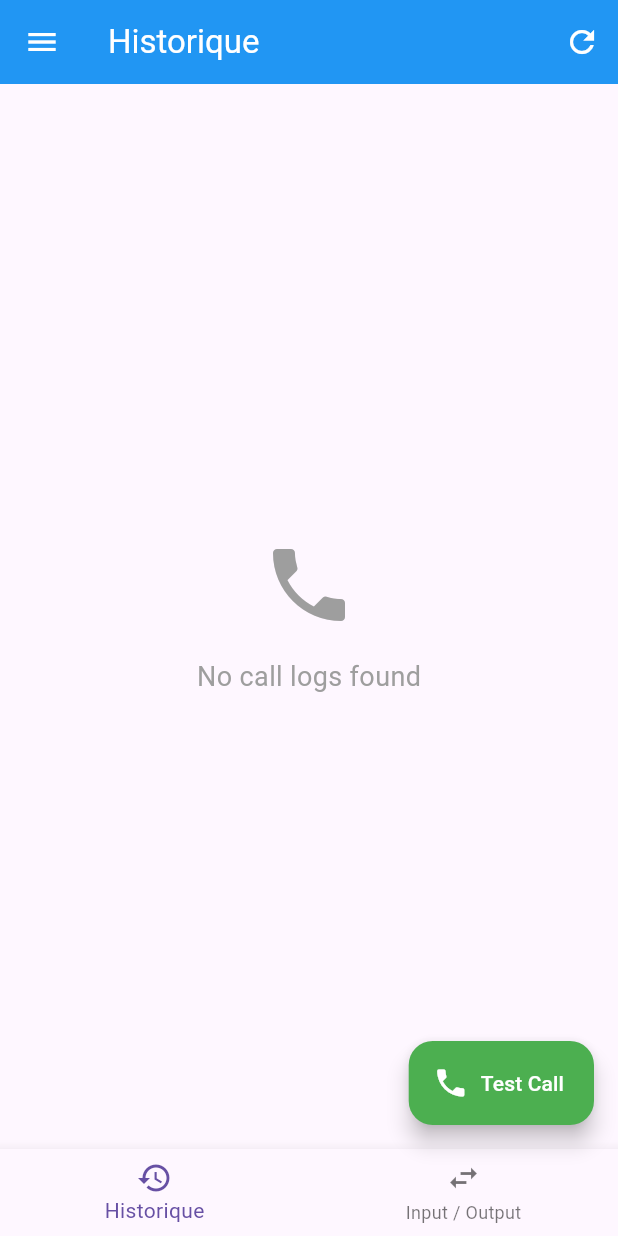
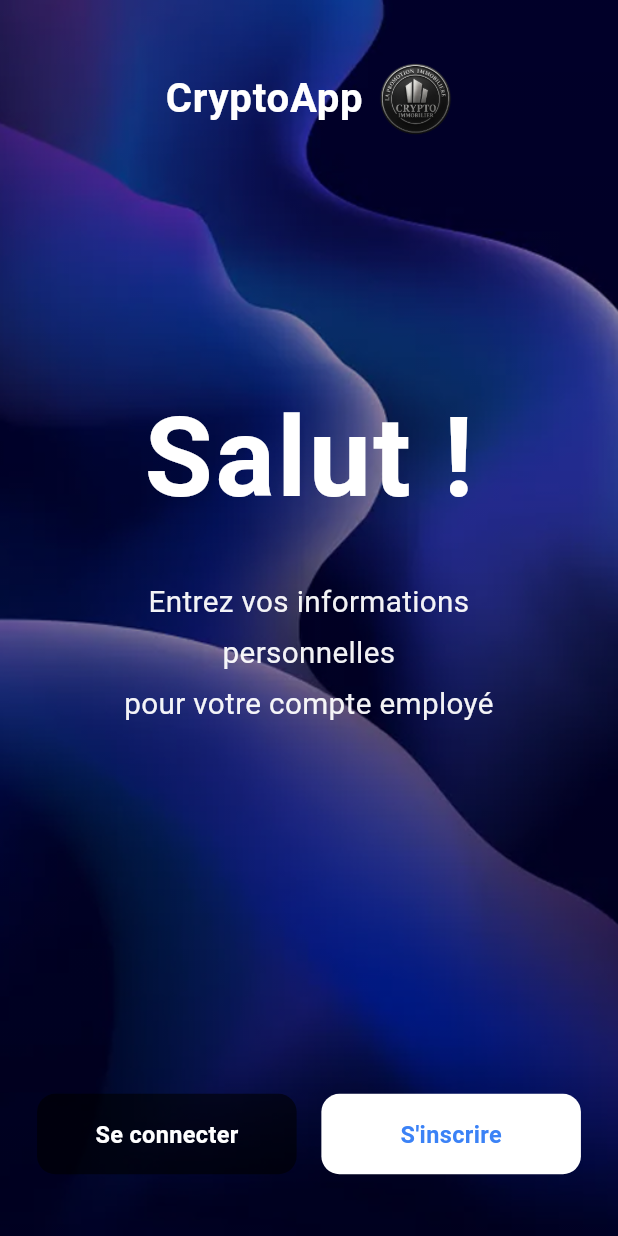
Before and after one commit to Sauzxa/CryptoApp, a Flutter app: the screen it shows after launch, on a phone screen of 412 x 824 dp. Run offline on Flutter 3.47's test engine with Material 3 defaults, Android fonts, the phone set to English and light mode, and no system bars; our stand-ins replace permission_handler; missing offline and left inert: call_log.

Commit message:
welcome screen done

```diff
--- a/lib/main.dart
+++ b/lib/main.dart
@@ -1,5 +1,5 @@
 import 'package:flutter/material.dart';
-import 'call_log_test_page.dart';
+import 'onboarding/welcomeScreen.dart';
 
 void main() {
   runApp(const MyApp());
@@ -15,8 +15,11 @@ class MyApp extends StatelessWidget {
     return MaterialApp(
       debugShowCheckedModeBanner: false,
       title: 'Crypto Immobilier',
-      theme: ThemeData(primarySwatch: Colors.blue),
-      home: const CallLogTestPage(),
+      theme: ThemeData(
+        primarySwatch: Colors.blue,
+        fontFamily: 'Roboto', // Modern font
+      ),
+      home: const WelcomeScreen(),
     );
   }
 }
--- /dev/null
+++ b/lib/onboarding/welcomeScreen.dart
@@ -0,0 +1,203 @@
+import 'package:flutter/material.dart';
+
+class WelcomeScreen extends StatelessWidget {
+  const WelcomeScreen({super.key});
+
+  @override
+  Widget build(BuildContext context) {
+    // Get screen dimensions for responsive design
+    final Size screenSize = MediaQuery.of(context).size;
+    final double screenHeight = screenSize.height;
+    final double screenWidth = screenSize.width;
+
+    // Responsive sizing
+    final double titleFontSize =
+        screenWidth * 0.18; // ~18% of screen width - bigger
+    final double subtitleFontSize =
+        screenWidth * 0.048; // ~4.8% of screen width - bigger
+    final double buttonFontSize = screenWidth * 0.038; // ~3.8% of screen width
+    final double horizontalPadding = screenWidth * 0.06; // 6% padding
+
+    return Scaffold(
+      body: Stack(
+        children: [
+          // Background image
+          Positioned.fill(
+            child: Image.asset(
+              'lib/assets/CryptoBackground.png',
+              fit: BoxFit.cover,
+            ),
+          ),
+
+          // Dark overlay for better text visibility
+          Positioned.fill(
+            child: Container(
+              decoration: BoxDecoration(
+                gradient: LinearGradient(
+                  begin: Alignment.topCenter,
+                  end: Alignment.bottomCenter,
+                  colors: [
+                    Colors.black.withOpacity(0.3),
+                    Colors.black.withOpacity(0.5),
+                  ],
+                ),
+              ),
+            ),
+          ),
+
+          // Content
+          SafeArea(
+            child: Padding(
+              padding: EdgeInsets.symmetric(horizontal: horizontalPadding),
+              child: Column(
+                children: [
+                  // Top spacing - increased to move header down
+                  SizedBox(height: screenHeight * 0.05),
+
+                  // Top bar with CryptoApp text and logo - centered
+                  Row(
+                    mainAxisAlignment: MainAxisAlignment.center,
+                    crossAxisAlignment: CrossAxisAlignment.center,
+                    children: [
+                      // "CryptoApp" text - bigger
+                      Text(
+                        'CryptoApp',
+                        style: TextStyle(
+                          fontSize: screenWidth * 0.065,
+                          fontWeight: FontWeight.bold,
+                          color: Colors.white,
+                          letterSpacing: 0.5,
+                        ),
+                      ),
+
+                      SizedBox(width: screenWidth * 0.025),
+
+                      // Logo next to text - bigger
+                      Image.asset(
+                        'lib/assets/CryptoLogo.png',
+                        height: screenHeight * 0.06,
+                        width: screenHeight * 0.06,
+                        fit: BoxFit.contain,
+                      ),
+                    ],
+                  ),
+
+                  // Flexible spacer to center content vertically
+                  const Spacer(flex: 2),
+
+                  // Main title "Salut !"
+                  Text(
+                    'Salut !',
+                    style: TextStyle(
+                      fontSize: titleFontSize,
+                      fontWeight: FontWeight.bold,
+                      color: Colors.white,
+                      letterSpacing: 1.5,
+                    ),
+                  ),
+
+                  // Spacing between title and subtitle
+                  SizedBox(height: screenHeight * 0.03),
+
+                  // Subtitle
+                  Padding(
+                    padding: EdgeInsets.symmetric(
+                      horizontal: screenWidth * 0.06,
+                    ),
+                    child: Text(
+                      'Entrez vos informations personnelles\npour votre compte employé',
+                      textAlign: TextAlign.center,
+                      style: TextStyle(
+                        fontSize: subtitleFontSize,
+                        color: Colors.white.withOpacity(0.95),
+                        height: 1.7,
+                        fontWeight: FontWeight.w400,
+                      ),
+                    ),
+                  ),
+
+                  // Spacer to push buttons to bottom
+                  const Spacer(flex: 3),
+
+                  // Buttons row at the bottom (side by side)
+                  Row(
+                    children: [
+                      // "Se connecter" button (Login) - Transparent with background showing
+                      Expanded(
+                        child: Container(
+                          height: screenHeight * 0.065,
+                          decoration: BoxDecoration(
+                            color: Colors.black.withOpacity(0.6),
+                            borderRadius: BorderRadius.circular(12),
+                          ),
+                          child: Material(
+                            color: Colors.transparent,
+                            child: InkWell(
+                              onTap: () {
+                                // TODO: Navigate to login screen
+                                print('Navigate to Login');
+                              },
+                              borderRadius: BorderRadius.circular(12),
+                              child: Center(
+                                child: Text(
+                                  'Se connecter',
+                                  style: TextStyle(
+                                    fontSize: buttonFontSize,
+                                    fontWeight: FontWeight.w600,
+                                    color: Colors.white,
+                                  ),
+                                ),
+                              ),
+                            ),
+                          ),
+                        ),
+                      ),
+
+                      SizedBox(width: screenWidth * 0.04),
+
+                      // "S'inscrire" button (Sign up) - White background
+                      Expanded(
+                        child: Container(
+                          height: screenHeight * 0.065,
+                          decoration: BoxDecoration(
+                            color: Colors.white,
+                            borderRadius: BorderRadius.circular(12),
+                          ),
+                          child: Material(
+                            color: Colors.transparent,
+                            child: InkWell(
+                              onTap: () {
+                                // TODO: Navigate to signup screen
+                                print('Navigate to Signup');
+                                // Pop the welcome screen from stack
+                                Navigator.of(context).pop();
+                              },
+                              borderRadius: BorderRadius.circular(12),
+                              child: Center(
+                                child: Text(
+                                  'S\'inscrire',
+                                  style: TextStyle(
+                                    fontSize: buttonFontSize,
+                                    fontWeight: FontWeight.w600,
+                                    color: const Color(0xFF3B82F6),
+                                  ),
+                                ),
+                              ),
+                            ),
+                          ),
+                        ),
+                      ),
+                    ],
+                  ),
+
+                  // Bottom spacing
+                  SizedBox(height: screenHeight * 0.05),
+                ],
+              ),
+            ),
+          ),
+        ],
+      ),
+    );
+  }
+}
--- a/pubspec.yaml
+++ b/pubspec.yaml
@@ -66,9 +66,9 @@ flutter:
   uses-material-design: true
 
   # To add assets to your application, add an assets section, like this:
-  # assets:
-  #   - images/a_dot_burr.jpeg
-  #   - images/a_dot_ham.jpeg
+  assets:
+    - lib/assets/CryptoBackground.png
+    - lib/assets/CryptoLogo.png
 
   # An image asset can refer to one or more resolution-specific "variants", see
   # https://flutter.dev/to/resolution-aware-images
```
Also changed, not shown: lib/assets/CryptoBackground.png (added), lib/assets/CryptoLogo.png (added).
